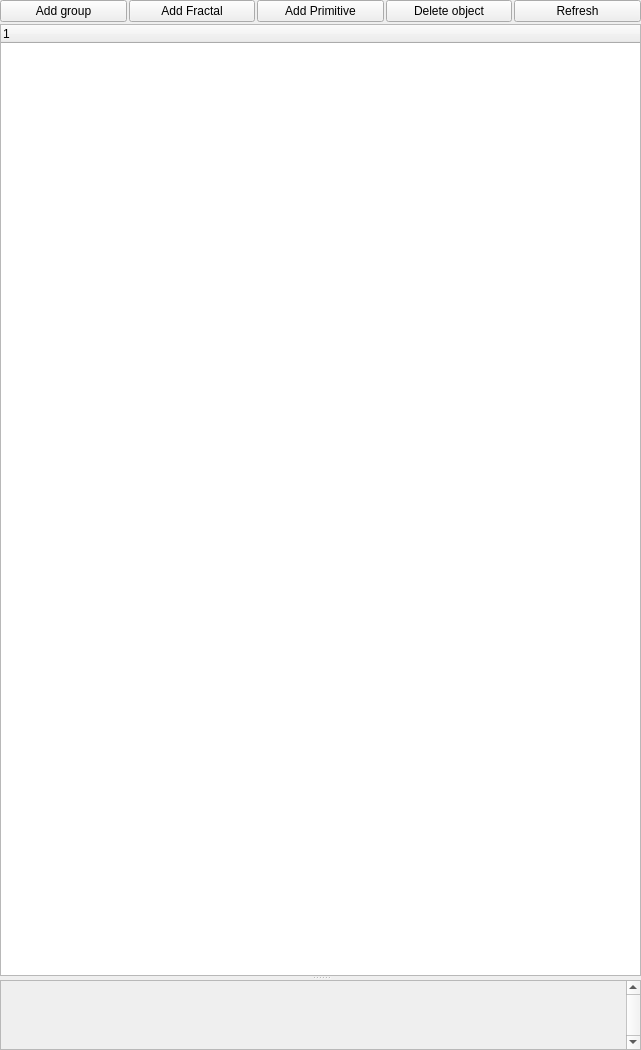
The window that mandelbulber2/qt/objects_tree_widget.ui (buddhi1980/mandelbulber2) describes before a commit, drawn with Qt 5.
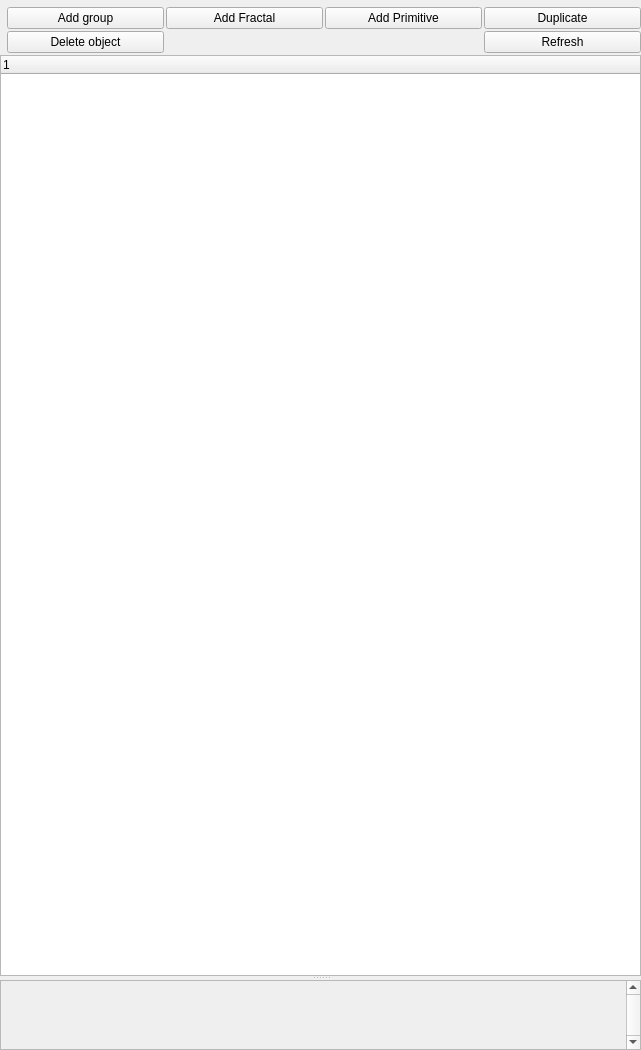
The same window after the commit. Custom widgets are drawn as their Qt base class.

Commit message: objects_tree: add duplicate button for objects tree

```diff
--- a/mandelbulber2/qt/objects_tree_widget.ui
+++ b/mandelbulber2/qt/objects_tree_widget.ui
@@ -13,7 +13,7 @@
   <property name="windowTitle">
    <string>Form</string>
   </property>
-  <layout class="QVBoxLayout" name="verticalLayout" stretch="0,1">
+  <layout class="QVBoxLayout" name="verticalLayout" stretch="0,0,1">
    <property name="spacing">
     <number>2</number>
    </property>
@@ -34,35 +34,52 @@
      <property name="spacing">
       <number>2</number>
      </property>
+    </layout>
+   </item>
      <item>
-      <widget class="QPushButton" name="pushButton_add_group">
+    <layout class="QGridLayout" name="gridLayout">
+     <property name="leftMargin">
+      <number>7</number>
+     </property>
+     <property name="topMargin">
+      <number>7</number>
+     </property>
+     <item row="1" column="0">
+      <widget class="QPushButton" name="pushButton_delete_object">
        <property name="text">
-        <string>Add group</string>
+        <string>Delete object</string>
        </property>
       </widget>
      </item>
-     <item>
+     <item row="0" column="1">
       <widget class="QPushButton" name="pushButton_add_fractal">
        <property name="text">
         <string>Add Fractal</string>
        </property>
       </widget>
      </item>
-     <item>
+     <item row="0" column="0">
+      <widget class="QPushButton" name="pushButton_add_group">
+       <property name="text">
+        <string>Add group</string>
+       </property>
+      </widget>
+     </item>
+     <item row="0" column="2">
       <widget class="QPushButton" name="pushButton_add_primitive">
        <property name="text">
         <string>Add Primitive</string>
        </property>
       </widget>
      </item>
-     <item>
-      <widget class="QPushButton" name="pushButton_delete_object">
+     <item row="0" column="3">
+      <widget class="QPushButton" name="pushButton_duplicate">
        <property name="text">
-        <string>Delete object</string>
+        <string>Duplicate</string>
        </property>
       </widget>
      </item>
-     <item>
+     <item row="1" column="3">
       <widget class="QPushButton" name="pushButton_refresh">
        <property name="text">
         <string>Refresh</string>
@@ -109,6 +126,14 @@
        <bool>true</bool>
       </property>
       <widget class="QWidget" name="scrollAreaWidgetContents">
+       <property name="geometry">
+        <rect>
+         <x>0</x>
+         <y>0</y>
+         <width>622</width>
+         <height>83</height>
+        </rect>
+       </property>
        <layout class="QVBoxLayout" name="verticalLayout_2">
         <property name="spacing">
          <number>2</number>
```
Lines whose indentation alone changed are shown as unchanged. The commit also changes 3 other files.
